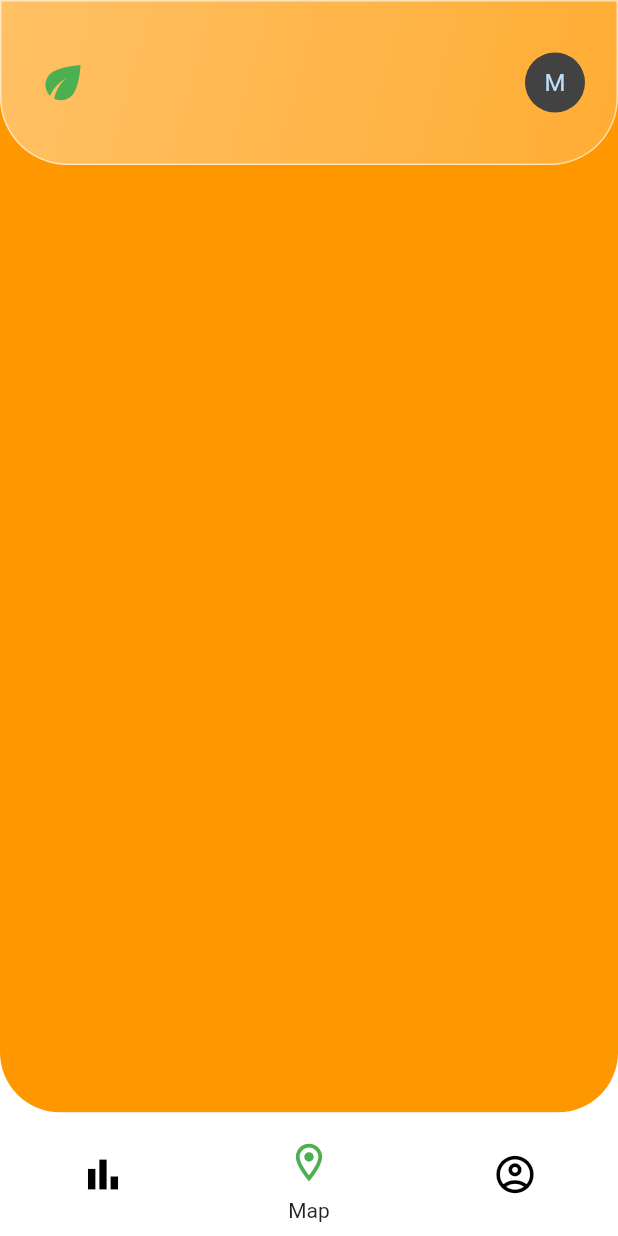
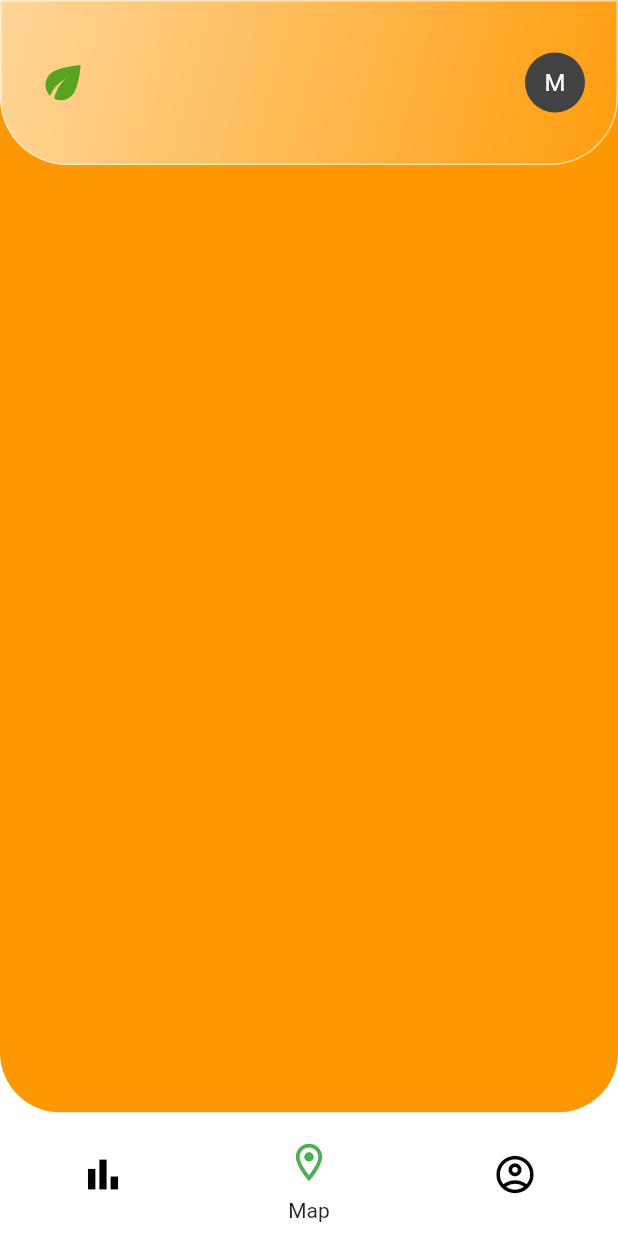
Before and after one commit to Garbage-Disposal-Locations-App/Garbage-Disposal-Locations-App, a Flutter app: the screen it shows after launch, after a tap on the "arrow forward" icon, on a phone screen of 412 x 824 dp. Run offline on Flutter 3.47's test engine with Material 2 defaults, Android fonts, the phone set to English and light mode, and no system bars; our stand-ins replace carousel_slider, google_maps_flutter, page_transition.

```diff
--- a/recycleapp/lib/all.dart
+++ b/recycleapp/lib/all.dart
@@ -2,3 +2,5 @@ export 'loadingPage.dart';
 export 'homePage.dart';
 export 'accountPage.dart';
 export 'historyPage.dart';
+export 'navigation/all.dart';
+export 'statistics.dart';
--- a/recycleapp/lib/homePage.dart
+++ b/recycleapp/lib/homePage.dart
@@ -44,11 +44,11 @@ class _HomePageState extends State<HomePage> {
                   ),
                   Expanded(
                     flex: 1,
-                    child: BottomNav()
+                    child: BottomNav(1)
                   )
                 ]
               ),
-              TopBar(),
+              TopBar(0.6, 0.05, 0.6, Color(0xff58a31f)),
             ]
           )
         )
--- a/recycleapp/lib/loadingPage.dart
+++ b/recycleapp/lib/loadingPage.dart
@@ -114,7 +114,7 @@ class _FirstLoadState extends State<FirstLoad> with TickerProviderStateMixin {
   void initState() {
     _animationControl = AnimationController(
       vsync: this,
-      duration: Duration(seconds: 3)
+      duration: Duration(seconds: 2)
     );
     _animationControl2 = AnimationController(
       vsync: this,
@@ -134,13 +134,6 @@ class _FirstLoadState extends State<FirstLoad> with TickerProviderStateMixin {
     _animationControl.dispose();
     super.dispose();
   }
-
-  Text make(AsyncSnapshot snapshot) {
-    return snapshot.data.documents.map((document) {
-      return Text("DATA");
-    });
-  }
-
 
   Widget build(BuildContext context) {
     return FadeTransition(
--- a/recycleapp/lib/main.dart
+++ b/recycleapp/lib/main.dart
@@ -2,7 +2,7 @@ import 'package:flutter/material.dart';
 import 'package:flutter/services.dart';
 import 'all.dart';
 
-void main() {
+void main(){
   SystemChrome.setSystemUIOverlayStyle(SystemUiOverlayStyle(
     statusBarColor: Colors.transparent,
     statusBarBrightness: Brightness.light
--- a/recycleapp/lib/navigation/all.dart
+++ b/recycleapp/lib/navigation/all.dart
@@ -1,2 +1,3 @@
 export 'navBar.dart';
 export 'topBar.dart';
+export '../all.dart';
--- a/recycleapp/lib/navigation/navBar.dart
+++ b/recycleapp/lib/navigation/navBar.dart
@@ -1,14 +1,17 @@
 import 'package:flutter/material.dart';
+import 'package:page_transition/page_transition.dart';
+import 'all.dart';
 
 class BottomNav extends StatefulWidget {
-
-  _BottomNavState createState() => _BottomNavState();
+  final control;
+  BottomNav(this.control);
+  _BottomNavState createState() => _BottomNavState(control);
 }
 
 class SubText extends StatelessWidget {
-  int current;
-  int actual;
-  String text;
+  final int current;
+  final int actual;
+  final String text;
   SubText(this.current, this.actual, this.text);
   Widget build(BuildContext context) {
     if (this.current == this.actual) {
@@ -25,7 +28,9 @@ class SubText extends StatelessWidget {
 }
 
 class _BottomNavState extends State<BottomNav> {
-  int control = 1;
+  final int control;
+  _BottomNavState(this.control);
+
   @override
   Widget build(BuildContext context) {
     return Container(
@@ -44,10 +49,13 @@ class _BottomNavState extends State<BottomNav> {
                 ),
 
                 onPressed: () {
-                  print("0");
-                  setState(() {
-                    control = 0;
-                  });
+                  Navigator.push(
+                    context, PageTransition(
+                      child: StatsPage(),
+                      type: PageTransitionType.fade,
+                      duration: Duration(milliseconds: 600)
+                    )
+                  );
                 }
               ),
               SubText(control, 0, "History")
@@ -63,10 +71,13 @@ class _BottomNavState extends State<BottomNav> {
                   color: control == 1 ? Colors.green : Colors.black
                 ),
                 onPressed: () {
-                  print("1");
-                  setState(() {
-                    control = 1;
-                  });
+                  Navigator.push(
+                    context, PageTransition(
+                      child: HomePage(),
+                      type: PageTransitionType.fade,
+                      duration: Duration(milliseconds: 600)
+                    )
+                  );
                 }
               ),
               SubText(control, 1, "Map")
@@ -83,9 +94,6 @@ class _BottomNavState extends State<BottomNav> {
                 ),
                 onPressed: () {
                   print("2");
-                  setState(() {
-                    control = 2;
-                  });
                 }
               ),
               SubText(control, 2, "Account")
--- a/recycleapp/lib/navigation/topBar.dart
+++ b/recycleapp/lib/navigation/topBar.dart
@@ -2,6 +2,12 @@ import 'package:flutter/material.dart';
 import 'dart:ui';
 
 class TopBar extends StatelessWidget {
+  final double one;
+  final double two;
+  final double three;
+  final Color col;
+  const TopBar(this.one, this.two, this.three, this.col);
+
   Widget build(BuildContext context) {
     return Container(
       width: double.infinity,
@@ -11,12 +17,12 @@ class TopBar extends StatelessWidget {
           bottomLeft: Radius.circular(45),
           bottomRight: Radius.circular(45)
         ),
-        border: Border.all(color: Colors.white.withOpacity(0.6)),
+        border: Border.all(color: Colors.white.withOpacity(three)),
         gradient: LinearGradient(
           begin: Alignment.topLeft,
           end: Alignment.bottomRight,
-          colors: [Colors.white.withOpacity(0.4), Colors.white.withOpacity(0.2)]
-        )
+          colors: [Colors.white.withOpacity(one), Colors.white.withOpacity(two)]
+        ),
       ),
       child: Row(
         mainAxisAlignment: MainAxisAlignment.spaceAround,
@@ -26,7 +32,7 @@ class TopBar extends StatelessWidget {
             child: Icon(
               Icons.eco,
               size: 35,
-              color: Colors.green,
+              color: col
             ),
           ),
           Expanded(
@@ -37,6 +43,7 @@ class TopBar extends StatelessWidget {
             flex: 2,
             child: CircleAvatar(
               backgroundColor: Colors.grey.shade800,
+              foregroundColor: Colors.white,
               child: Text('M'),
             )
           ),
--- a/recycleapp/pubspec.yaml
+++ b/recycleapp/pubspec.yaml
@@ -25,6 +25,7 @@ dependencies:
     sdk: flutter
   firebase_core: "^0.7.0"
   cloud_firestore: "^0.16.0"
+  carousel_slider: ^2.3.1
 
 
   # The following adds the Cupertino Icons font to your application.
```
Also changed, not shown: recycleapp/lib/statistics.dart (added, +187 -0 lines), recycleapp/pubspec.lock, 2 other files.
